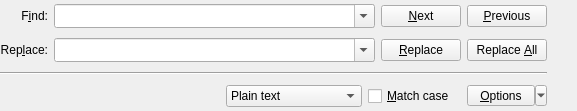
Before: the Qt Designer form part/search/searchbarpower.ui in KDE/kate, drawn with Qt 5.
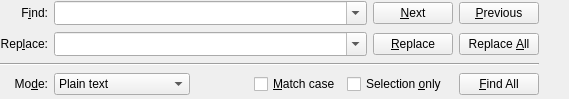
After: the same form once the commit is applied. Icons and pictures are not drawn. Custom widgets are drawn as their Qt base class.

Commit message:
remove option menus and turn "highlight all" option into a "find all" action
* TODO: introduce "advanced" mode for search, introduce "simple" mode for replace

GUI
CCBUG:174282
CCBUG:190947

What changed in the file:
```diff
--- a/part/search/searchbarpower.ui
+++ b/part/search/searchbarpower.ui
@@ -1,13 +1,13 @@
 <ui version="4.0" >
  <author>Sebastian Pipping</author>
  <class>PowerSearchBar</class>
- <widget class="QWidget" name="PowerSearchBar" >
-  <property name="geometry" >
+ <widget class="QWidget" name="PowerSearchBar">
+  <property name="geometry">
    <rect>
     <x>0</x>
     <y>0</y>
-    <width>577</width>
-    <height>111</height>
+    <width>569</width>
+    <height>99</height>
    </rect>
   </property>
   <property name="sizePolicy" >
@@ -16,10 +16,10 @@
     <verstretch>0</verstretch>
    </sizepolicy>
   </property>
-  <layout class="QHBoxLayout" name="horizontalLayout_2" >
-    <property name="margin" >
-     <number>0</number>
-    </property>
+  <layout class="QHBoxLayout" name="horizontalLayout_2">
+   <property name="margin">
+    <number>0</number>
+   </property>
    <item>
     <layout class="QGridLayout" name="gridLayout" >
      <property name="margin" >
@@ -46,10 +46,7 @@
          <verstretch>0</verstretch>
         </sizepolicy>
        </property>
-       <property name="sizeAdjustPolicy" >
-        <enum>QComboBox::AdjustToMinimumContentsLengthWithIcon</enum>
-       </property>
-       <property name="focusPolicy" >
+       <property name="focusPolicy">
         <enum>Qt::StrongFocus</enum>
        </property>
        <property name="toolTip" >
@@ -58,6 +55,9 @@
        <property name="editable" >
         <bool>true</bool>
        </property>
+       <property name="sizeAdjustPolicy">
+        <enum>QComboBox::AdjustToMinimumContentsLengthWithIcon</enum>
+       </property>
       </widget>
      </item>
      <item row="0" column="2" >
@@ -106,15 +106,15 @@
          <verstretch>0</verstretch>
         </sizepolicy>
        </property>
-       <property name="sizeAdjustPolicy" >
-        <enum>QComboBox::AdjustToMinimumContentsLengthWithIcon</enum>
-       </property>
-       <property name="toolTip" >
+       <property name="toolTip">
         <string>Text to replace with</string>
        </property>
        <property name="editable" >
         <bool>true</bool>
        </property>
+       <property name="sizeAdjustPolicy">
+        <enum>QComboBox::AdjustToMinimumContentsLengthWithIcon</enum>
+       </property>
       </widget>
      </item>
      <item row="1" column="2" >
@@ -144,50 +144,18 @@
        </property>
       </widget>
      </item>
-     <item row="4" column="3" >
-      <widget class="QToolButton" name="options" >
-       <property name="sizePolicy" >
-        <sizepolicy vsizetype="Fixed" hsizetype="Preferred" >
-         <horstretch>0</horstretch>
-         <verstretch>0</verstretch>
-        </sizepolicy>
+     <item row="3" column="1" colspan="2">
+      <layout class="QHBoxLayout" name="horizontalLayout">
+       <property name="spacing">
+        <number>6</number>
        </property>
-       <property name="text" >
-        <string>&amp;Options</string>
-       </property>
-       <property name="checkable" >
-        <bool>false</bool>
-       </property>
-       <property name="popupMode" >
-        <enum>QToolButton::MenuButtonPopup</enum>
-       </property>
-      </widget>
-     </item>
-     <item row="4" column="1" colspan="2" >
-      <layout class="QHBoxLayout" name="horizontalLayout" >
-       <property name="spacing" >
-        <number>0</number>
-       </property>
-       <property name="rightMargin" >
+       <property name="rightMargin">
         <number>6</number>
        </property>
        <item>
-        <spacer name="horizontalSpacer" >
-         <property name="orientation" >
-          <enum>Qt::Horizontal</enum>
-         </property>
-         <property name="sizeHint" stdset="0" >
-          <size>
-           <width>0</width>
-           <height>20</height>
-          </size>
-         </property>
-        </spacer>
-       </item>
-       <item>
-        <widget class="QComboBox" name="searchMode" >
-         <property name="sizePolicy" >
-          <sizepolicy vsizetype="Fixed" hsizetype="Minimum" >
+        <widget class="QComboBox" name="searchMode">
+         <property name="sizePolicy">
+          <sizepolicy hsizetype="Minimum" vsizetype="Fixed">
            <horstretch>0</horstretch>
            <verstretch>0</verstretch>
           </sizepolicy>
@@ -224,16 +192,13 @@
         </widget>
        </item>
        <item>
-        <spacer name="horizontalSpacer_2" >
-         <property name="orientation" >
+        <spacer name="horizontalSpacer">
+         <property name="orientation">
           <enum>Qt::Horizontal</enum>
          </property>
-         <property name="sizeType" >
-          <enum>QSizePolicy::Fixed</enum>
-         </property>
-         <property name="sizeHint" stdset="0" >
+         <property name="sizeHint" stdset="0">
           <size>
-           <width>6</width>
+           <width>0</width>
            <height>20</height>
           </size>
          </property>
@@ -249,8 +214,35 @@
          </property>
         </widget>
        </item>
+       <item>
+        <widget class="QCheckBox" name="selectionOnly">
+         <property name="text">
+          <string>Selection &amp;only</string>
+         </property>
+        </widget>
+       </item>
       </layout>
      </item>
+     <item row="3" column="0">
+      <widget class="QLabel" name="label_2">
+       <property name="text">
+        <string>Mo&amp;de:</string>
+       </property>
+       <property name="alignment">
+        <set>Qt::AlignRight|Qt::AlignTrailing|Qt::AlignVCenter</set>
+       </property>
+       <property name="buddy">
+        <cstring>searchMode</cstring>
+       </property>
+      </widget>
+     </item>
+     <item row="3" column="3">
+      <widget class="KPushButton" name="findAll">
+       <property name="text">
+        <string>&amp;Find All</string>
+       </property>
+      </widget>
+     </item>
     </layout>
    </item>
    <item>
@@ -290,6 +282,13 @@
    </item>
   </layout>
  </widget>
+ <customwidgets>
+  <customwidget>
+   <class>KPushButton</class>
+   <extends>QPushButton</extends>
+   <header>kpushbutton.h</header>
+  </customwidget>
+ </customwidgets>
  <tabstops>
   <tabstop>pattern</tabstop>
   <tabstop>replacement</tabstop>
```
Left out of the diff: 132 changed lines with no effect on the pictures. The commit also changes 3 other files.
